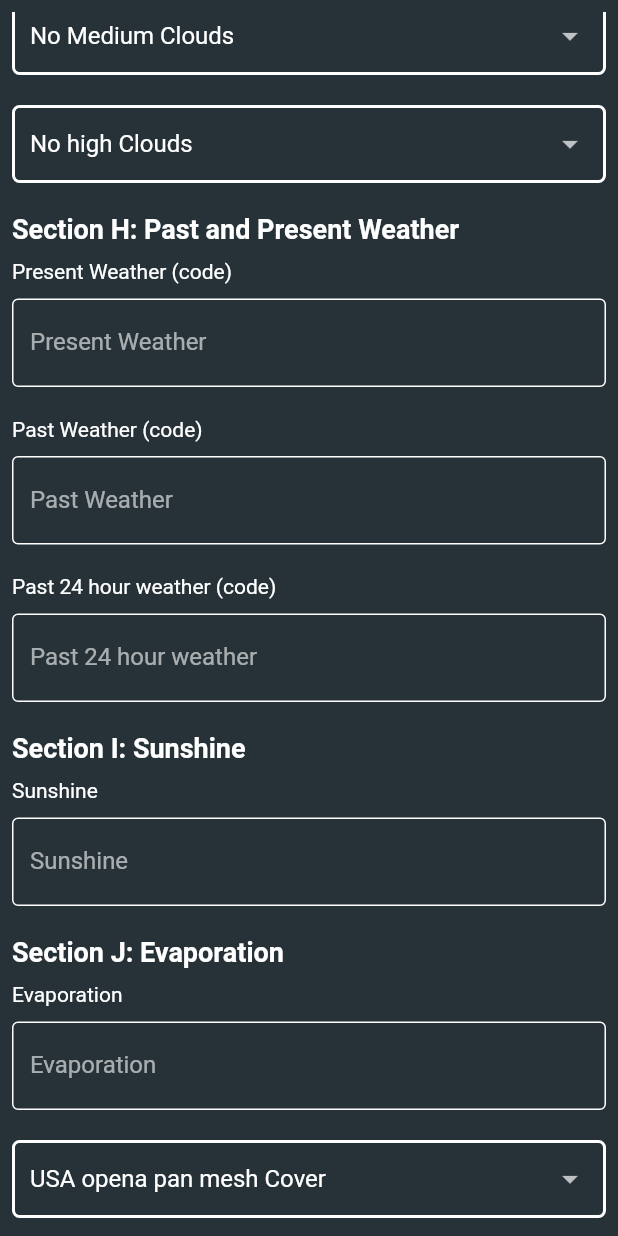
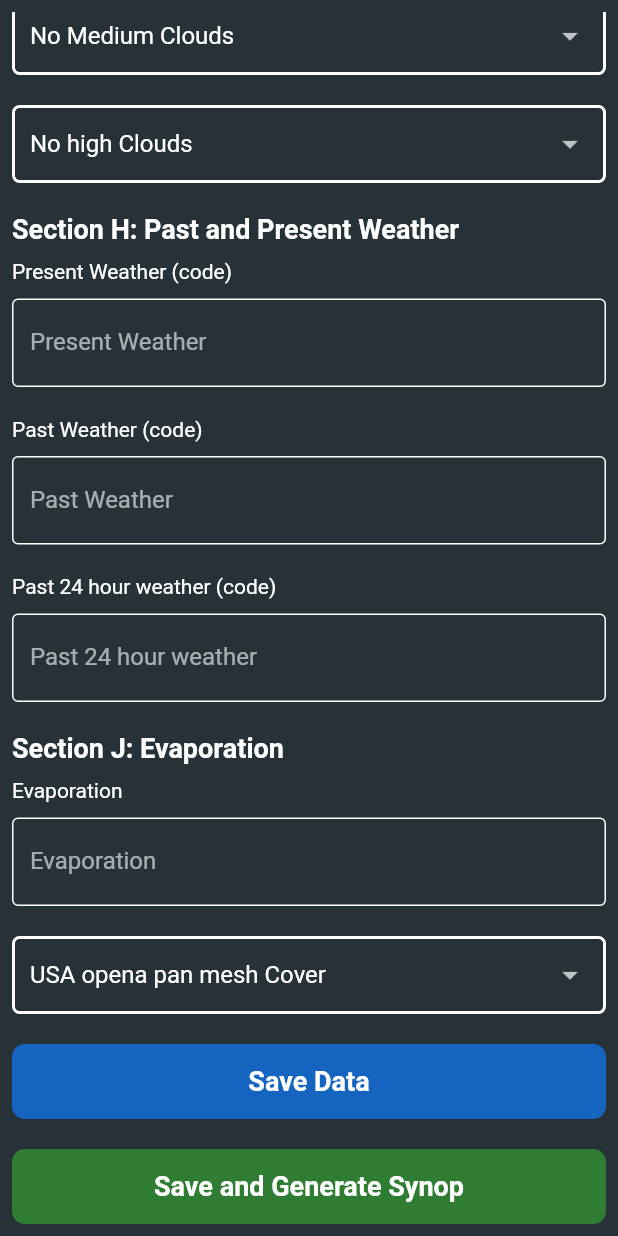
Before and after one commit to RodgerCodes/synopv2, a Flutter app: the AddMobile screen opened directly, scrolled down 2175 dp, on a phone screen of 412 x 824 dp. Run offline on Flutter 3.47's test engine with Material 2 defaults, Android fonts, the light colour scheme and no system bars; our stand-ins replace bloc, flutter_bloc, flutter_spinkit, shared_preferences; accounts and stored records are empty; statements that could not run were skipped.

Commit message:
fix: added required args in generatesynop function caller

```diff
--- a/lib/presentation/screens/regular/add_mobile_ul.dart
+++ b/lib/presentation/screens/regular/add_mobile_ul.dart
@@ -1088,57 +1088,57 @@ class _AddMobileState extends State<AddMobile> {
                   const SizedBox(
                     height: 20,
                   ),
-                  const Text(
-                    "Section I: Sunshine",
-                    style: TextStyle(
-                      fontWeight: FontWeight.bold,
-                      fontSize: 18,
-                    ),
-                  ),
-                  const SizedBox(
-                    height: 10,
-                  ),
-                  const Text(
-                    'Sunshine',
-                    style: TextStyle(color: Colors.white),
-                  ),
-                  const SizedBox(
-                    height: 10,
-                  ),
-                  TextFormField(
-                    controller: sunshine,
-                    decoration: const InputDecoration(
-                      hintText: "Sunshine",
-                      labelText: "Sunshine",
-                      enabledBorder: OutlineInputBorder(
-                        borderSide: BorderSide(
-                          color: whiteColor,
-                          width: 1.0,
-                        ),
-                      ),
-                      focusedErrorBorder: OutlineInputBorder(
-                        borderSide: BorderSide(
-                          color: errorColor,
-                          width: 2,
-                        ),
-                      ),
-                      focusedBorder: OutlineInputBorder(
-                        borderSide: BorderSide(
-                          color: Colors.white,
-                          width: 1.0,
-                        ),
-                      ),
-                      errorBorder: OutlineInputBorder(
-                        borderSide: BorderSide(
-                          color: errorColor,
-                          width: 2,
-                        ),
-                      ),
-                    ),
-                  ),
-                  const SizedBox(
-                    height: 20,
-                  ),
+                  // const Text(
+                  //   "Section I: Sunshine",
+                  //   style: TextStyle(
+                  //     fontWeight: FontWeight.bold,
+                  //     fontSize: 18,
+                  //   ),
+                  // ),
+                  // const SizedBox(
+                  //   height: 10,
+                  // ),
+                  // const Text(
+                  //   'Sunshine',
+                  //   style: TextStyle(color: Colors.white),
+                  // ),
+                  // const SizedBox(
+                  //   height: 10,
+                  // ),
+                  // TextFormField(
+                  //   controller: sunshine,
+                  //   decoration: const InputDecoration(
+                  //     hintText: "Sunshine",
+                  //     labelText: "Sunshine",
+                  //     enabledBorder: OutlineInputBorder(
+                  //       borderSide: BorderSide(
+                  //         color: whiteColor,
+                  //         width: 1.0,
+                  //       ),
+                  //     ),
+                  //     focusedErrorBorder: OutlineInputBorder(
+                  //       borderSide: BorderSide(
+                  //         color: errorColor,
+                  //         width: 2,
+                  //       ),
+                  //     ),
+                  //     focusedBorder: OutlineInputBorder(
+                  //       borderSide: BorderSide(
+                  //         color: Colors.white,
+                  //         width: 1.0,
+                  //       ),
+                  //     ),
+                  //     errorBorder: OutlineInputBorder(
+                  //       borderSide: BorderSide(
+                  //         color: errorColor,
+                  //         width: 2,
+                  //       ),
+                  //     ),
+                  //   ),
+                  // ),
+                  // const SizedBox(
+                  //   height: 20,
+                  // ),
                   const Text(
                     "Section J: Evaporation",
                     style: TextStyle(
@@ -1273,7 +1273,10 @@ class _AddMobileState extends State<AddMobile> {
                         geoPotentialHeight.text,
                         lowcloud,
                         middlecloud,
-                        highcloud
+                        highcloud,
+                        pastweather.text,
+                        presentweather.text,
+                        pastTwentyFourWeather.text,
                       );
                     },
                     child: Container(
```
